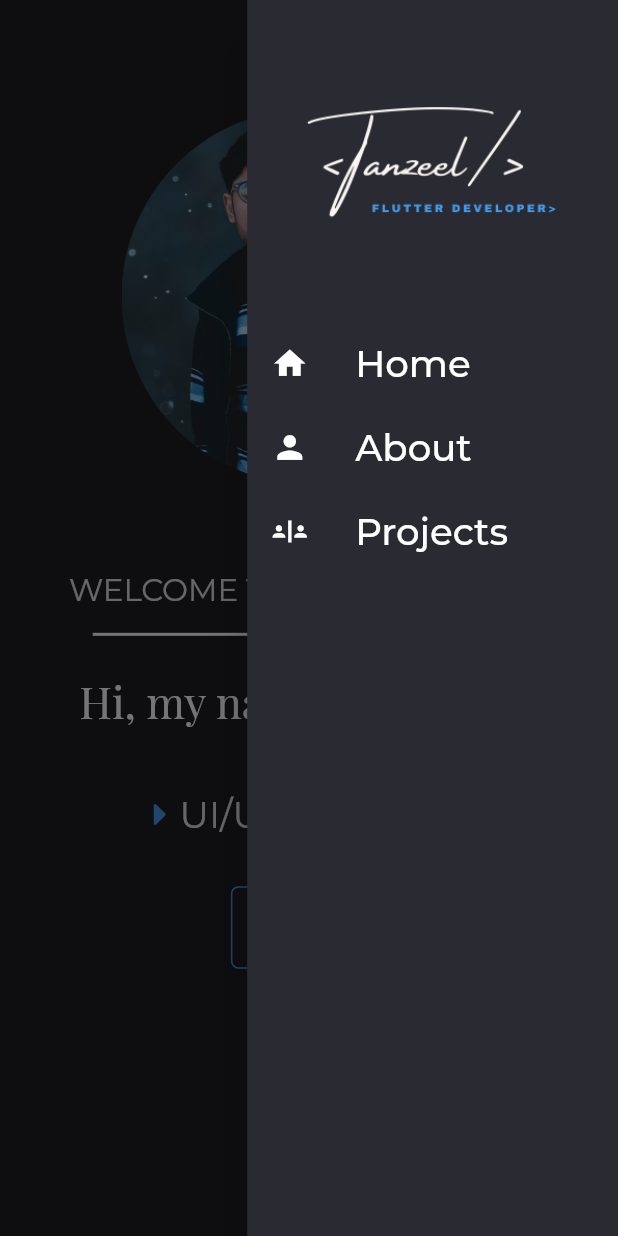
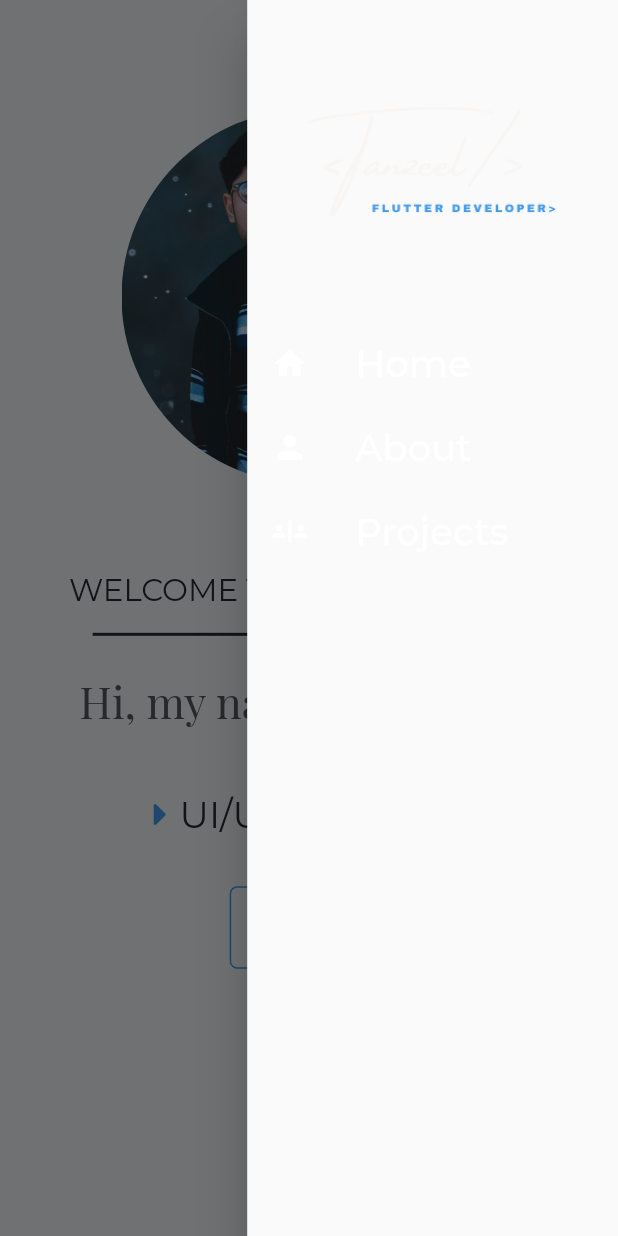
Before and after one commit to tanzeelRehman/Tanzeel_Portfolio_SourceCode, a Flutter app: the screen it shows after launch, after a tap on the "menu" icon, on a phone screen of 412 x 824 dp. Run offline on Flutter 3.47's test engine with Material 2 defaults, Android fonts, the phone set to English and light mode, and no system bars; drawn by our look-alikes of animated_text_kit, scrollable_positioned_list; our stand-ins replace carousel_slider, font_awesome_flutter, google_fonts, responsive_framework, smooth_page_indicator.

Commit message:
Home View Theme completed

```diff
--- a/lib/Layout/bottom_bar.dart
+++ b/lib/Layout/bottom_bar.dart
@@ -1,31 +1,29 @@
 import 'package:flutter/material.dart';
-import 'package:font_awesome_flutter/font_awesome_flutter.dart';
+
 import 'package:google_fonts/google_fonts.dart';
-import 'package:portfolio_website/Services/handle_url.dart';
+
 import 'package:portfolio_website/Views/Home/widgets/header_and_subHeader.dart';
 import 'package:portfolio_website/Widgets/bottom_bar_icons.dart';
-import 'package:portfolio_website/constants/colors.dart';
 
 class BottomBar extends StatelessWidget {
   @override
   Widget build(BuildContext context) {
     double screenheight = MediaQuery.of(context).size.height;
     double screenwidth = MediaQuery.of(context).size.width;
-    return Container(
-      child: Column(
+    return Column(
       children: [
         Align(
           alignment: Alignment.center,
           child: Container(
             height: 2,
             width: screenwidth * 0.90,
-              color: Colors.white,
+            color: Theme.of(context).textTheme.subtitle2!.color,
           ),
         ),
         SizedBox(
           height: screenheight * 0.02,
         ),
-          Container(
+        SizedBox(
             height: screenheight * 0.05,
             child: Padding(
               padding: EdgeInsets.only(
@@ -36,17 +34,15 @@ class BottomBar extends StatelessWidget {
                 mainAxisAlignment: MainAxisAlignment.spaceBetween,
                 children: [
                   BottomBarIcons(),
-                    subHeader("reman.tanzeel481@gmail.com", 20),
+                  //  subHeader1("reman.tanzeel481@gmail.com", 20, context),
                   Text(
                     "Designed & Built by Tanzeel ur Rehman  💙  Flutter  \u00a9 2022",
-                      style: GoogleFonts.montserrat(
-                          color: Colors.white, fontSize: 8),
+                    style: Theme.of(context).textTheme.subtitle1,
                   )
                 ],
               ),
             ))
       ],
-      ),
     );
   }
 }
--- a/lib/Layout/layout.dart
+++ b/lib/Layout/layout.dart
@@ -40,7 +40,6 @@ class _LayoutState extends State<Layout> with SingleTickerProviderStateMixin {
     return Scaffold(
       endDrawer: drawer(),
       key: scaffoldKey,
-      backgroundColor: kmainbg,
       body: Padding(
         padding: EdgeInsets.only(top: toppadding, bottom: bottompadding),
         child: ResponsiveWrapper.of(context).isLargerThan(TABLET)
@@ -61,7 +60,6 @@ class _LayoutState extends State<Layout> with SingleTickerProviderStateMixin {
     return SizedBox(
       width: screenwidth * 0.60,
       child: Drawer(
-          backgroundColor: kcomplimentry,
           child: ListView(
               children: [
                     SizedBox(
--- a/lib/Layout/nav_bar.dart
+++ b/lib/Layout/nav_bar.dart
@@ -1,4 +1,5 @@
 import 'package:flutter/material.dart';
+import 'package:portfolio_website/Theme/my_theme.dart';
 import 'package:portfolio_website/constants/colors.dart';
 import 'package:portfolio_website/Widgets/outline_button.dart';
 
@@ -40,10 +41,11 @@ class CustomTabBar extends StatelessWidget {
 
             child: Theme(
               //* Customize the intrection style of tab items the way you want
-              data: ThemeData(
+              data: MyTheme.darkTheme.copyWith(
                   highlightColor: Colors.transparent,
                   splashColor: Colors.transparent,
                   hoverColor: Colors.transparent),
+
               child: TabBar(
                 indicatorColor: kblue,
                 tabs: tabs,
--- a/lib/Layout/widgets/custom_tab.dart
+++ b/lib/Layout/widgets/custom_tab.dart
@@ -10,7 +10,7 @@ class CustomTab extends StatelessWidget {
     return Tab(
       child: Text(
         text,
-        style: const TextStyle(fontSize: 17),
+        style: Theme.of(context).textTheme.subtitle1!.copyWith(fontSize: 17),
       ),
     );
   }
--- /dev/null
+++ b/lib/Theme/my_theme.dart
@@ -0,0 +1,19 @@
+import 'package:flutter/material.dart';
+import 'package:google_fonts/google_fonts.dart';
+import 'package:portfolio_website/constants/colors.dart';
+
+class MyTheme {
+  static final darkTheme = ThemeData(
+      scaffoldBackgroundColor: kmainbgDark,
+      textTheme: TextTheme(
+          subtitle2: GoogleFonts.montserrat(color: Colors.white),
+          subtitle1: GoogleFonts.montserrat(color: Colors.grey[300]),
+          headline1: GoogleFonts.playfairDisplay(color: Colors.white)));
+
+  static final lightTheme = ThemeData(
+      scaffoldBackgroundColor: kmainbgLight,
+      textTheme: TextTheme(
+          subtitle2: GoogleFonts.montserrat(color: ktxtcolor2),
+          subtitle1: GoogleFonts.montserrat(color: ktxtcolor1),
+          headline1: GoogleFonts.playfairDisplay(color: ktxtcolor2)));
+}
--- a/lib/Views/About/widgets/skill.dart
+++ b/lib/Views/About/widgets/skill.dart
@@ -12,10 +12,10 @@ Widget skill(String name) {
           FontAwesomeIcons.caretRight,
           color: kblue,
         ),
-        Padding(
-          padding: const EdgeInsets.only(left: 8),
-          child: subHeader(name, 15),
-        ),
+        // Padding(
+        //   padding: const EdgeInsets.only(left: 8),
+        //   child: subHeader1(name, 15),
+        // ),
       ],
     ),
   );
--- a/lib/Views/Home/home_view.dart
+++ b/lib/Views/Home/home_view.dart
@@ -44,8 +44,9 @@ class _HomeViewState extends State<HomeView> {
             mainAxisAlignment: MainAxisAlignment.center,
             crossAxisAlignment: CrossAxisAlignment.start,
             children: [
-              subHeader("WELCOME TO MY PORTFOLIO!", screenheight * 0.03),
-              header(sizes.getFontSize(true)),
+              subHeader1(
+                  "WELCOME TO MY PORTFOLIO!", screenheight * 0.03, context),
+              header(sizes.getFontSize(true), context),
               SizedBox(height: screenheight * 0.05),
               animatedText(
                   "UI/UX Designer",
@@ -72,18 +73,18 @@ class _HomeViewState extends State<HomeView> {
       children: [
         picture(sizes.getImageSize(), 'lib/assets/images/cut_pic.jpg'),
         SizedBox(height: screenheight * 0.07),
-        subHeader("WELCOME TO MY PORTFOLIO!", screenwidth * 0.05),
+        subHeader1("WELCOME TO MY PORTFOLIO!", screenwidth * 0.05, context),
         SizedBox(height: screenheight * 0.02),
         Align(
           alignment: Alignment.center,
           child: Container(
             height: 2,
             width: screenwidth * 0.70,
-            color: Colors.white,
+            color: Theme.of(context).textTheme.subtitle1!.color,
           ),
         ),
         SizedBox(height: screenheight * 0.03),
-        header(screenwidth * 0.07),
+        header(screenwidth * 0.07, context),
         SizedBox(height: screenheight * 0.05),
         animatedText("UI/UX Designer", "Graphic Designer", "Flutter Developer",
             screenwidth * 0.06, screenheight, context),
--- a/lib/Views/Home/widgets/animatedTextWidget.dart
+++ b/lib/Views/Home/widgets/animatedTextWidget.dart
@@ -19,7 +19,7 @@ Widget animatedText(String text1, String text2, String text3, double fontSize,
       SizedBox(width: screenwidth * 0.01),
       DefaultTextStyle(
         style:
-            GoogleFonts.montserrat(color: Colors.grey[300], fontSize: fontSize),
+            Theme.of(context).textTheme.subtitle1!.copyWith(fontSize: fontSize),
         child: AnimatedTextKit(
           isRepeatingAnimation: true,
           totalRepeatCount: 10,
--- a/lib/Views/Home/widgets/header_and_subHeader.dart
+++ b/lib/Views/Home/widgets/header_and_subHeader.dart
@@ -2,17 +2,24 @@ import 'package:flutter/material.dart';
 import 'package:google_fonts/google_fonts.dart';
 import 'package:portfolio_website/constants/colors.dart';
 
-Widget header(double fontSize) {
+Widget header(double fontSize, BuildContext context) {
   return Wrap(
     children: [
       Text("Hi, my name is ",
-          style: GoogleFonts.playfairDisplay(
-              color: Colors.white, fontSize: fontSize)),
+          style: Theme.of(context)
+              .textTheme
+              .headline1!
+              .copyWith(fontSize: fontSize)),
       Text("Tanzeel",
-          style: GoogleFonts.playfairDisplay(color: kblue, fontSize: fontSize)),
+          style: Theme.of(context)
+              .textTheme
+              .headline1!
+              .copyWith(fontSize: fontSize, color: kblue)),
       Text("!",
-          style: GoogleFonts.playfairDisplay(
-              color: Colors.white, fontSize: fontSize)),
+          style: Theme.of(context)
+              .textTheme
+              .headline1!
+              .copyWith(fontSize: fontSize)),
     ],
   );
 }
@@ -26,8 +33,8 @@ Widget h1(double fontSize, String text, Color color) {
   );
 }
 
-Widget subHeader(String text, double fontSize) {
+Widget subHeader1(String text, double fontSize, BuildContext context) {
   return Text(text,
       style:
-          GoogleFonts.montserrat(color: Colors.grey[300], fontSize: fontSize));
+          Theme.of(context).textTheme.subtitle1!.copyWith(fontSize: fontSize));
 }
--- a/lib/Widgets/bottom_bar_icons.dart
+++ b/lib/Widgets/bottom_bar_icons.dart
@@ -30,7 +30,7 @@ class BottomBarIcons extends StatelessWidget {
           icon: const FaIcon(FontAwesomeIcons.github),
           splashColor: Colors.transparent,
           iconSize: screenheight * 0.05,
-          color: Colors.white,
+          color: Theme.of(context).textTheme.subtitle1!.color,
           highlightColor: Colors.transparent,
         )
       ],
--- a/lib/Widgets/outline_button.dart
+++ b/lib/Widgets/outline_button.dart
@@ -1,5 +1,5 @@
 import 'package:flutter/material.dart';
-import 'package:google_fonts/google_fonts.dart';
+
 import 'package:portfolio_website/constants/colors.dart';
 
 class OutlinedCustomBtn extends StatelessWidget {
@@ -11,7 +11,9 @@ class OutlinedCustomBtn extends StatelessWidget {
 
   @override
   Widget build(BuildContext context) {
-    return MaterialButton(
+    return Padding(
+      padding: const EdgeInsets.symmetric(horizontal: 15),
+      child: MaterialButton(
         hoverColor: kblue.withAlpha(150),
         padding: const EdgeInsets.all(17.0),
         shape: RoundedRectangleBorder(
@@ -20,8 +22,8 @@ class OutlinedCustomBtn extends StatelessWidget {
         onPressed: onPressed,
         child: Text(
           btnText,
-        style: GoogleFonts.montserrat(
-            fontWeight: FontWeight.w300, color: Colors.white, fontSize: 17),
+          style: Theme.of(context).textTheme.subtitle2!.copyWith(fontSize: 17),
+        ),
       ),
     );
   }
--- a/lib/constants/colors.dart
+++ b/lib/constants/colors.dart
@@ -1,9 +1,11 @@
 import 'package:flutter/cupertino.dart';
 
-const klightRed = Color(0xffFF004D);
-const kdarkRed = Color(0xff9D0B28);
 const kblue = Color(0xff439BED);
-const kgreen = Color(0xff21a179);
-const kmainbg = Color(0xff1e1e24);
-const kdarkgrey = Color(0xff353D41);
-const kcomplimentry = Color(0xff2a2a32);
+
+const kmainbgDark = Color(0xff1e1e24);
+const kmainbgLight = Color(0xFFF2F6F9);
+
+const ktxtcolor1 = Color(0xff2a2a32);
+const ktxtcolor2 = Color(0xFF565662);
+
+const lightblue = Color(0xFF9CB5F9);
--- a/lib/main.dart
+++ b/lib/main.dart
@@ -1,5 +1,6 @@
 import 'package:flutter/material.dart';
 import 'package:portfolio_website/Layout/layout.dart';
+import 'package:portfolio_website/Theme/my_theme.dart';
 import 'package:portfolio_website/constants/colors.dart';
 import 'package:responsive_framework/responsive_wrapper.dart';
 import 'package:responsive_framework/utils/scroll_behavior.dart';
@@ -24,12 +25,7 @@ class MyApp extends StatelessWidget {
             ResponsiveBreakpoint.resize(800, name: DESKTOP),
             ResponsiveBreakpoint.resize(350, name: 'XL')
           ]),
-      theme: ThemeData(
-        primarySwatch: Colors.blue,
-        outlinedButtonTheme: OutlinedButtonThemeData(
-          style: OutlinedButton.styleFrom(primary: kblue),
-        ),
-      ),
+      theme: MyTheme.lightTheme,
       home: Layout(),
     );
   }
```
Lines whose indentation alone changed are shown as unchanged.
